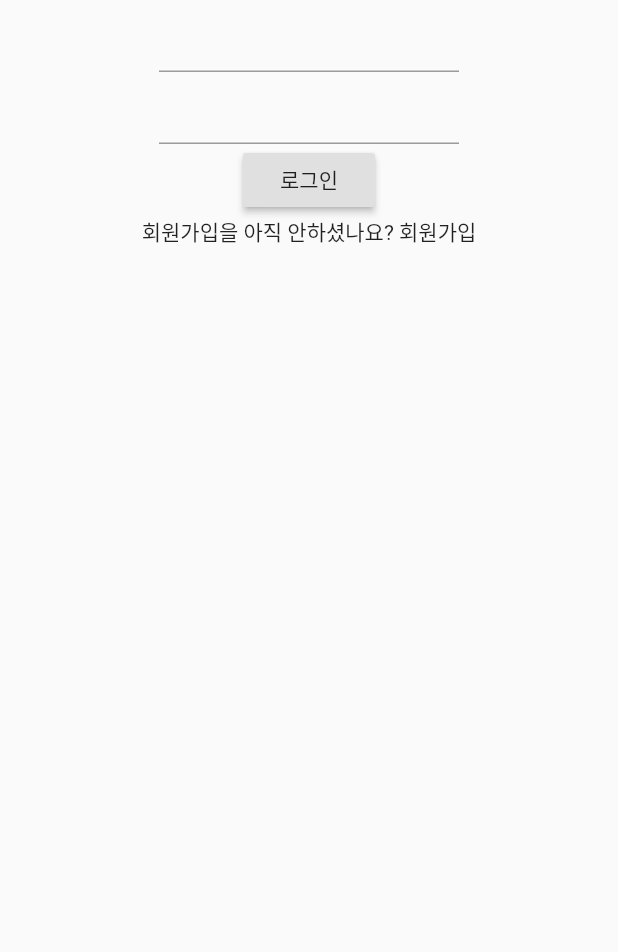
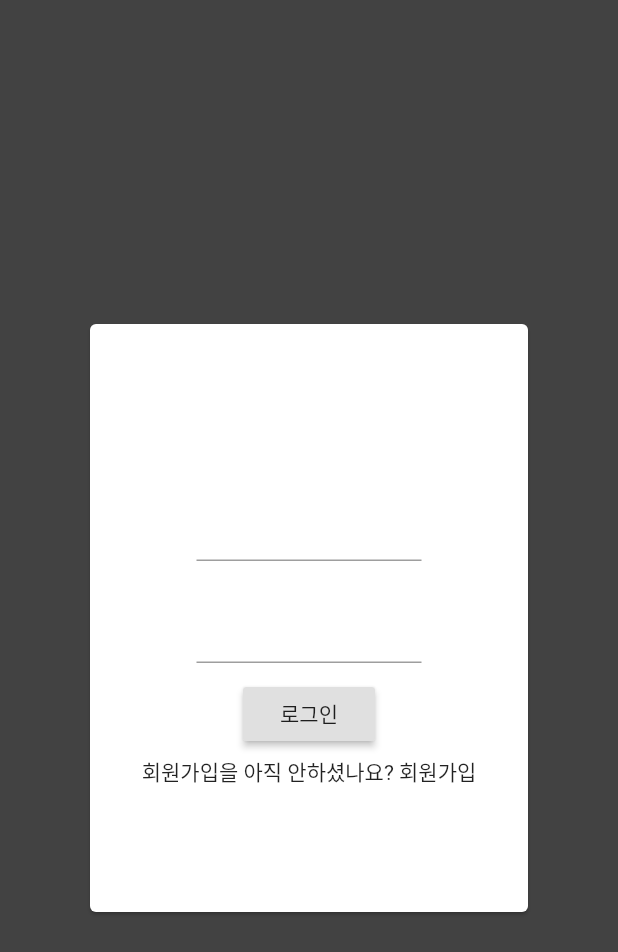
Before and after one commit to shinkeonkim/alcolpedia-app, a Flutter app: the screen it shows after launch, on a phone screen of 412 x 824 dp. Shown: the top 952 px of the screen. Run offline on Flutter 3.47's test engine with Material 2 defaults, Android fonts, the phone set to English and light mode, and no system bars; accounts and stored records are empty.

Commit message:
src: loginScreen, registerScreen Card design + Navigator

```diff
--- a/lib/loginScreen.dart
+++ b/lib/loginScreen.dart
@@ -17,16 +17,19 @@ class LoginRequest extends StatefulWidget {
 }
 
 class _LoginRequestState extends State<LoginRequest> {
-  TextEditingController _controller;
+  TextEditingController _usernameTextFieldController;
+  TextEditingController _passwordTextFieldController;
   MemberData user;
 
   void initState() {
     super.initState();
-    _controller = TextEditingController();
+    _usernameTextFieldController = TextEditingController();
+    _passwordTextFieldController = TextEditingController();
   }
 
   void dispose() {
-    _controller.dispose();
+    _usernameTextFieldController.dispose();
+    _passwordTextFieldController.dispose();
     super.dispose();
   }
 
@@ -50,72 +53,67 @@ class _LoginRequestState extends State<LoginRequest> {
   @override
   Widget build(BuildContext context) {
     return Scaffold(
+      resizeToAvoidBottomInset : false,
+      backgroundColor: Colors.grey[800],
       body: Center(
         child: SafeArea(
+          child: SizedBox(
+            width: 300,
+            height: 400,
+            child: Card(
+              color: Colors.white,
               child: Column(
                 children: [
                   SizedBox(
-                width: 200,
+                    height: 100,
+                  ),
+                  Padding(
+                    padding: EdgeInsets.only(
+                      top: 10,
+                      bottom: 10,
+                    ),
+                    child: SizedBox(
+                      width: 150,
                       child: TextField(
-                  controller: _controller,
-                  onSubmitted: (String value) async {
-                    await showDialog<void>(
-                      context: context,
-                      builder: (BuildContext context) {
-                        return AlertDialog(
-                          title: const Text('Thanks!'),
-                          content: Text('You typed "$value".'),
-                          actions: <Widget>[
-                            FlatButton(
-                              onPressed: () {
-                                Navigator.pop(context);
-                              },
-                              child: const Text('OK'),
-                            ),
-                          ],
-                        );
-                      },
-                    );
-                  },
+                        controller: _usernameTextFieldController,
                       ),
                     ),
-              SizedBox(
-                width: 200,
+                  ),
+                  Padding(
+                    padding: EdgeInsets.only(
+                      top: 10,
+                      bottom: 10,
+                    ),
+                    child: SizedBox(
+                      width: 150,
                       child: TextField(
-                  controller: _controller,
-                  onSubmitted: (String value) async {
-                    await showDialog<void>(
-                      context: context,
-                      builder: (BuildContext context) {
-                        return AlertDialog(
-                          title: const Text('Thanks!'),
-                          content: Text('You typed "$value".'),
-                          actions: <Widget>[
-                            FlatButton(
-                              onPressed: () {
-                                Navigator.pop(context);
-                              },
-                              child: const Text('OK'),
+                        obscureText: true,
+                        controller: _passwordTextFieldController,
                       ),
-                          ],
-                        );
-                      },
-                    );
-                  },
                     ),
                   ),
                   RaisedButton(
                     child: Text('로그인'),
                     onPressed: loginRequest,
                   ),
-              Text(
-                "회원가입을 아직 안하셨나요? 회원가입"
+                  Padding(
+                    padding: const EdgeInsets.all(4),
+                    child: GestureDetector(
+                      onTap: (){
+                        Navigator.pushNamed(context, "/register");
+                      },
+                      child: Text(
+                        "회원가입을 아직 안하셨나요? 회원가입",
+                        textAlign: TextAlign.center,
+                      ),
+                    ),
                   )
                 ],
               )
             ),
+          )
         ),
-
+      ),
     );
   }
 
--- a/lib/main.dart
+++ b/lib/main.dart
@@ -16,6 +16,7 @@ class MyApp extends StatelessWidget {
       routes: {
         "/" : (context) => LoginRequest(),
         // "/login" : (context) => Loginrequest(),
+        "/register": (context) => RegisterRequest(),
       },
     );
   }
```
Also changed, not shown: lib/registerScreen.dart (+99 -31 lines). Lines whose indentation alone changed are shown as unchanged.
